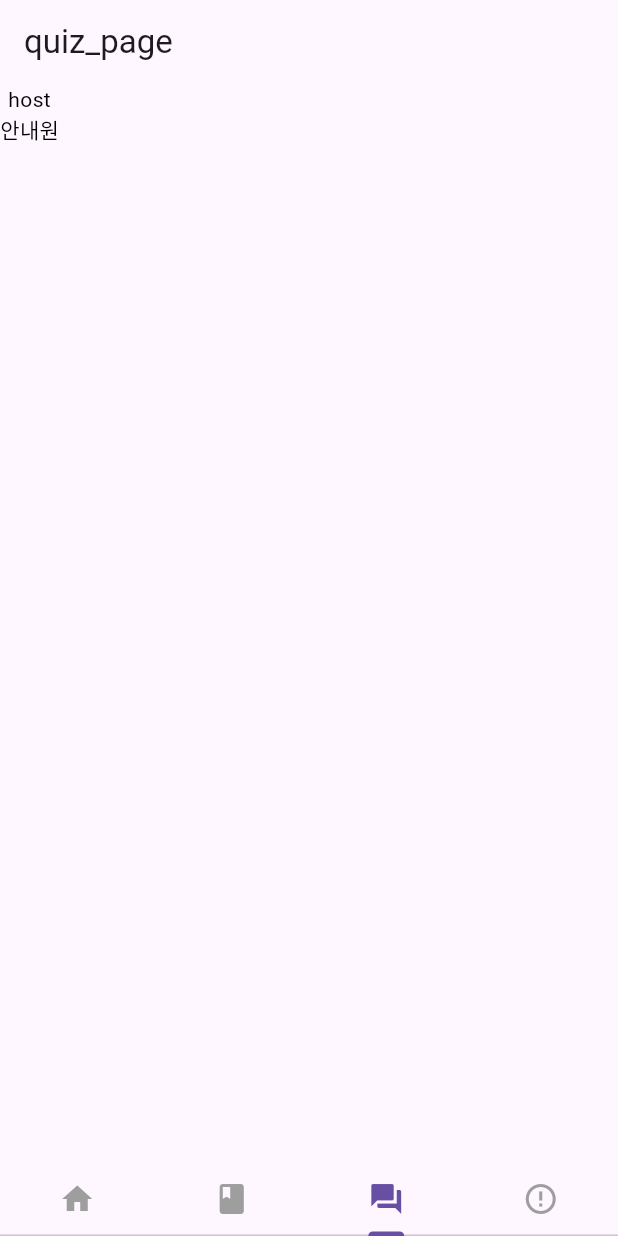
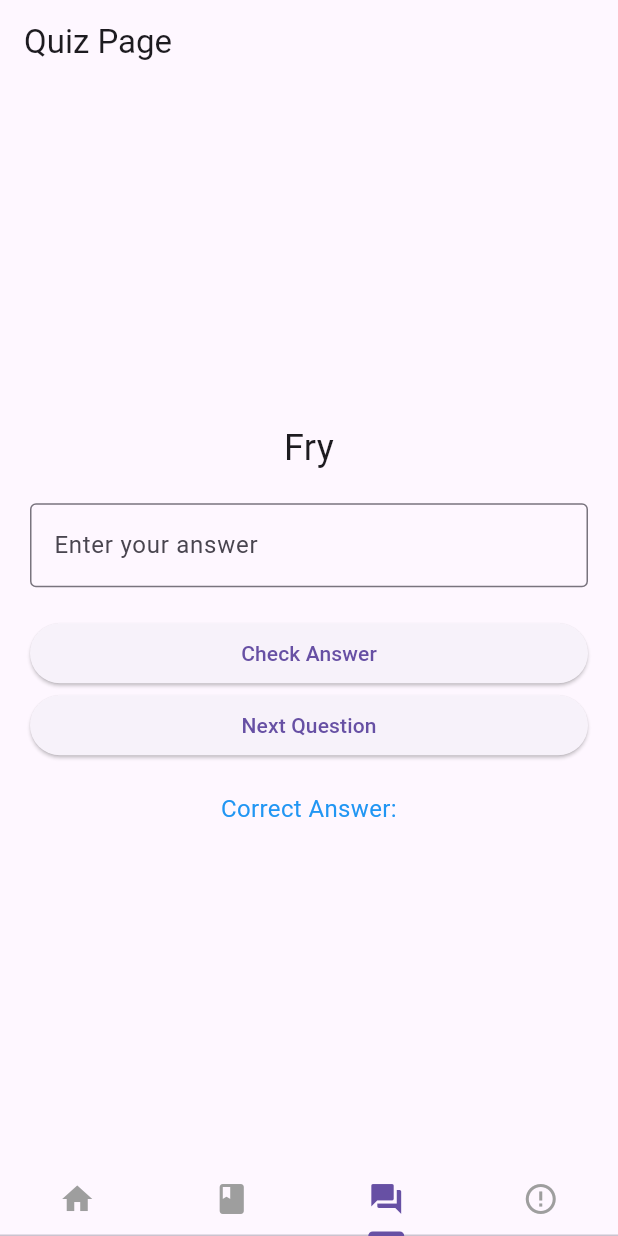
Before and after one commit to nam9nine/english_word_app, a Flutter app: the screen it shows after launch, item 3 of the bottom bar chosen, on a phone screen of 412 x 824 dp. Run offline on Flutter 3.47's test engine with Material 3 defaults, Android fonts, the light colour scheme and no system bars; our stand-ins replace carousel_slider, sqflite; accounts and stored records are empty.

Commit message:
Create Quize Page

```diff
--- a/lib/views/quiz_page/quiz-main.page.dart
+++ b/lib/views/quiz_page/quiz-main.page.dart
@@ -1,54 +1,174 @@
-
-
+import 'dart:math';
 import 'package:flutter/material.dart';
-
 import '../../model/category-word.model.dart';
 import '../../repository/word-repository.dart';
 
-class QuizPage extends StatefulWidget  {
+class QuizPage extends StatefulWidget {
   final WordRepository repository;
-  const QuizPage({super.key, required this.repository});
 
+  const QuizPage({Key? key, required this.repository}) : super(key: key);
 
   @override
   State<StatefulWidget> createState() {
-    return _QuizPage();
+    return _QuizPageState();
   }
 }
 
-class _QuizPage extends State<QuizPage> {
+class _QuizPageState extends State<QuizPage> {
+  late List<Word> allWords;
+  late List<Word> selectedWords = [];
+  int currentIndex = 0;
+  TextEditingController answerController = TextEditingController();
+  String? userAnswer;
+  String? correctAnswer;
+  int correctCount = 0;
+  bool showAnswer = false;
+
+  @override
+  void initState() {
+    super.initState();
+    _loadWords();
+  }
+
+  void _loadWords() async {
+    List<Word> loadedWords = await widget.repository.getWordsByCategory('Restaurant');
+    List<Word> shuffledWords = List.from(loadedWords)..shuffle();
+    setState(() {
+      allWords = loadedWords;
+      selectedWords = shuffledWords.take(10).toList(); // Select 10 random words
+      currentIndex = 0;
+      userAnswer = '';
+      correctAnswer = selectedWords[currentIndex].meaning;
+      showAnswer = false;
+    });
+  }
+
+  void _nextQuestion() {
+    setState(() {
+      currentIndex = (currentIndex + 1) % (selectedWords.length);
+      userAnswer = '';
+      answerController.clear();
+      correctAnswer = selectedWords[currentIndex].meaning;
+      showAnswer = false;
+    });
+  }
+
+  void _checkAnswer() {
+    String userAns = answerController.text.trim();
+    if (userAns.isEmpty) {
+      ScaffoldMessenger.of(context).showSnackBar(SnackBar(
+        content: Text('Enter your answer!'),
+      ));
+      return;
+    }
+
+    setState(() {
+      userAnswer = userAns;
+    });
+
+    if (userAnswer!.toLowerCase() == correctAnswer!.toLowerCase()) {
+      ScaffoldMessenger.of(context).showSnackBar(SnackBar(
+        content: Text('Correct!'),
+        backgroundColor: Colors.green,
+      ));
+      correctCount++;
+    } else {
+      ScaffoldMessenger.of(context).showSnackBar(SnackBar(
+        content: Text('Incorrect. The correct answer is $correctAnswer.'),
+        backgroundColor: Colors.red,
+      ));
+    }
+
+    setState(() {
+      showAnswer = true;
+    });
+
+    if (currentIndex == selectedWords.length - 1) {
+      // Last question
+      _showResult();
+    }
+  }
+
+  void _showResult() {
+    showDialog(
+      context: context,
+      builder: (context) {
+        return AlertDialog(
+          title: Text('Quiz Result'),
+          content: Column(
+            mainAxisSize: MainAxisSize.min,
+            crossAxisAlignment: CrossAxisAlignment.start,
+            children: [
+              Text('Total Questions: ${selectedWords.length}'),
+              Text('Correct Answers: $correctCount'),
+            ],
+          ),
+          actions: [
+            TextButton(
+              onPressed: () {
+                Navigator.of(context).pop();
+              },
+              child: Text('Close'),
+            ),
+          ],
+        );
+      },
+    );
+  }
+
   @override
   Widget build(BuildContext context) {
     return Scaffold(
       appBar: AppBar(
-          title : const Text('quiz_page')
+        title: const Text('Quiz Page'),
       ),
-      body: FutureBuilder<List<Word>>(
-        future: widget.repository.getWordsByCategory('Restaurant'),
-        builder: (context, snapshot) {
-          if (snapshot.connectionState == ConnectionState.done) {
-            if (snapshot.hasError) {
-              return Center(child: Text("Error: ${snapshot.error}"));
-            }
-            if (snapshot.data!.isEmpty) {
-              return const Center(child: Text("단어 없음"));
-            }
-            // 영어단어 데이터 쓰는 예시
-            return Container(
-              child : Column(
-                children: [
-                  Text(snapshot.data![0].english.toString(), style: const TextStyle(color: Colors.black)),
-                 Text(snapshot.data![0].meaning.toString(), style: const TextStyle(color: Colors.black)),
-                ],
-              )
-            );
-          } else {
-            return const Center(child: CircularProgressIndicator());
-          }
-        },
+      body: selectedWords.isEmpty
+          ? Center(child: CircularProgressIndicator())
+          : Padding(
+        padding: EdgeInsets.all(20),
+        child: Column(
+          crossAxisAlignment: CrossAxisAlignment.stretch,
+          mainAxisAlignment: MainAxisAlignment.center,
+          children: [
+            Text(
+              selectedWords[currentIndex].english,
+              style: TextStyle(fontSize: 24),
+              textAlign: TextAlign.center,
+            ),
+            SizedBox(height: 20),
+            TextField(
+              controller: answerController,
+              onChanged: (value) {
+                setState(() {
+                  userAnswer = value;
+                });
+              },
+              decoration: InputDecoration(
+                hintText: 'Enter your answer',
+                border: OutlineInputBorder(),
+              ),
+            ),
+            SizedBox(height: 20),
+            ElevatedButton(
+              onPressed: showAnswer ? null : _checkAnswer,
+              child: Text('Check Answer'),
+            ),
+            ElevatedButton(
+              onPressed: _nextQuestion,
+              child: Text('Next Question'),
+            ),
+            SizedBox(height: 20),
+            Text(
+              'Correct Answer: ${showAnswer ? correctAnswer ?? "" : ""}',
+              style: TextStyle(
+                color: Colors.blue,
+                fontSize: 16,
+              ),
+              textAlign: TextAlign.center,
+            ),
+          ],
+        ),
       ),
-
     );
   }
-
 }
```
